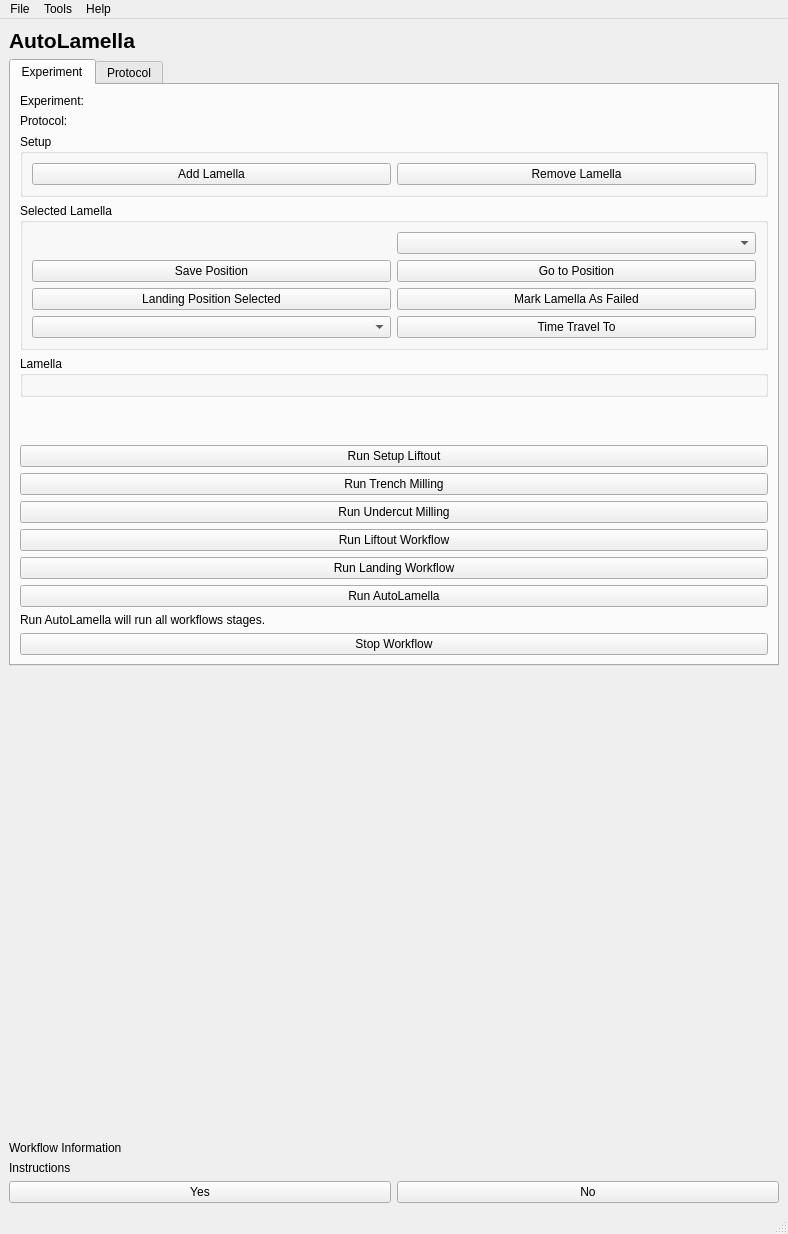
DeMarcoLab/autolamella, file autolamella/ui/qt/AutoLamellaUI.ui: the form before one commit.
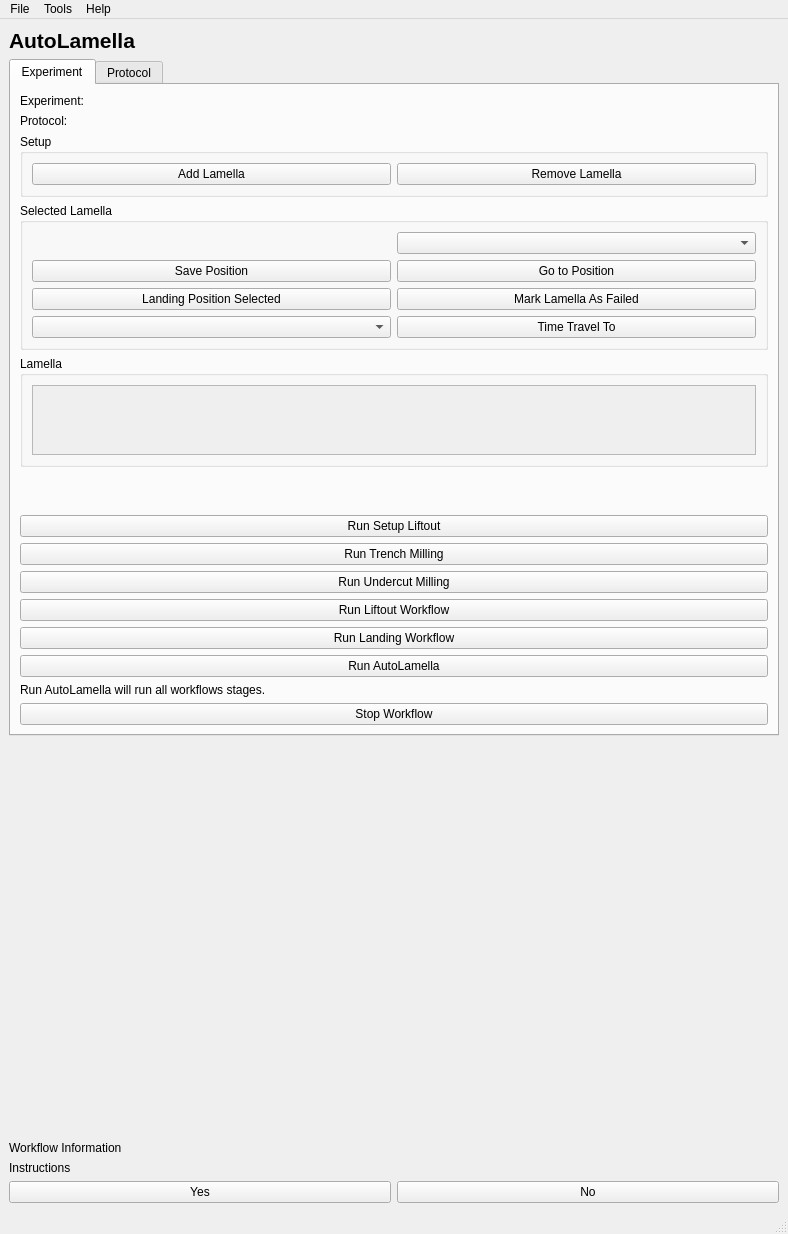
The form after the commit.

Commit message: [fix] display issues for autolamella

What changed in the file:
```diff
--- a/autolamella/ui/qt/AutoLamellaUI.ui
+++ b/autolamella/ui/qt/AutoLamellaUI.ui
@@ -88,7 +88,88 @@
         <string>Experiment</string>
        </attribute>
        <layout class="QGridLayout" name="gridLayout_3">
-        <item row="10" column="0" colspan="2">
+        <item row="12" column="0" colspan="2">
+         <widget class="QPushButton" name="pushButton_run_serial_liftout_landing">
+          <property name="text">
+           <string>Run Landing Workflow</string>
+          </property>
+         </widget>
+        </item>
+        <item row="0" column="0" colspan="2">
+         <widget class="QLabel" name="label_experiment_name">
+          <property name="text">
+           <string>Experiment:</string>
+          </property>
+         </widget>
+        </item>
+        <item row="36" column="0" colspan="2">
+         <widget class="QPushButton" name="pushButton_stop_workflow">
+          <property name="text">
+           <string>Stop Workflow</string>
+          </property>
+         </widget>
+        </item>
+        <item row="7" column="0" colspan="2">
+         <spacer name="verticalSpacer">
+          <property name="orientation">
+           <enum>Qt::Vertical</enum>
+          </property>
+          <property name="sizeHint" stdset="0">
+           <size>
+            <width>20</width>
+            <height>40</height>
+           </size>
+          </property>
+         </spacer>
+        </item>
+        <item row="13" column="0" colspan="2">
+         <widget class="QPushButton" name="pushButton_run_setup_autolamella">
+          <property name="text">
+           <string>Run AutoLamella</string>
+          </property>
+         </widget>
+        </item>
+        <item row="2" column="0" colspan="2">
+         <widget class="QGroupBox" name="groupBox_setup">
+          <property name="title">
+           <string>Setup</string>
+          </property>
+          <layout class="QGridLayout" name="gridLayout_5">
+           <item row="0" column="0">
+            <widget class="QPushButton" name="pushButton_add_lamella">
+             <property name="text">
+              <string>Add Lamella</string>
+             </property>
+            </widget>
+           </item>
+           <item row="0" column="1">
+            <widget class="QPushButton" name="pushButton_remove_lamella">
+             <property name="styleSheet">
+              <string notr="true"/>
+             </property>
+             <property name="text">
+              <string>Remove Lamella</string>
+             </property>
+            </widget>
+           </item>
+          </layout>
+         </widget>
+        </item>
+        <item row="8" column="0" colspan="2">
+         <widget class="QPushButton" name="pushButton_setup_autoliftout">
+          <property name="text">
+           <string>Run Setup Liftout</string>
+          </property>
+         </widget>
+        </item>
+        <item row="1" column="0" colspan="2">
+         <widget class="QLabel" name="label_protocol_name">
+          <property name="text">
+           <string>Protocol:</string>
+          </property>
+         </widget>
+        </item>
+        <item row="11" column="0" colspan="2">
          <widget class="QPushButton" name="pushButton_run_autoliftout">
           <property name="text">
            <string>Run Liftout Workflow</string>
@@ -164,21 +245,7 @@
           </layout>
          </widget>
         </item>
-        <item row="0" column="0" colspan="2">
-         <widget class="QLabel" name="label_experiment_name">
-          <property name="text">
-           <string>Experiment:</string>
-          </property>
-         </widget>
-        </item>
-        <item row="12" column="0" colspan="2">
-         <widget class="QPushButton" name="pushButton_run_setup_autolamella">
-          <property name="text">
-           <string>Run AutoLamella</string>
-          </property>
-         </widget>
-        </item>
-        <item row="8" column="0" colspan="2">
+        <item row="9" column="0" colspan="2">
          <widget class="QPushButton" name="pushButton_run_waffle_trench">
           <property name="text">
            <string>Run Trench Milling</string>
@@ -191,95 +258,65 @@
           </property>
          </widget>
         </item>
-        <item row="9" column="0" colspan="2">
+        <item row="10" column="0" colspan="2">
          <widget class="QPushButton" name="pushButton_run_waffle_undercut">
           <property name="text">
            <string>Run Undercut Milling</string>
           </property>
          </widget>
         </item>
-        <item row="7" column="0" colspan="2">
-         <widget class="QPushButton" name="pushButton_setup_autoliftout">
-          <property name="text">
-           <string>Run Setup Liftout</string>
-          </property>
-         </widget>
-        </item>
-        <item row="35" column="0" colspan="2">
-         <widget class="QPushButton" name="pushButton_stop_workflow">
-          <property name="text">
-           <string>Stop Workflow</string>
-          </property>
-         </widget>
-        </item>
-        <item row="11" column="0" colspan="2">
-         <widget class="QPushButton" name="pushButton_run_serial_liftout_landing">
-          <property name="text">
-           <string>Run Landing Workflow</string>
-          </property>
-         </widget>
-        </item>
-        <item row="2" column="0" colspan="2">
-         <widget class="QGroupBox" name="groupBox_setup">
-          <property name="title">
-           <string>Setup</string>
-          </property>
-          <layout class="QGridLayout" name="gridLayout_5">
-           <item row="0" column="0">
-            <widget class="QPushButton" name="pushButton_add_lamella">
-             <property name="text">
-              <string>Add Lamella</string>
-             </property>
-            </widget>
-           </item>
-           <item row="0" column="1">
-            <widget class="QPushButton" name="pushButton_remove_lamella">
-             <property name="styleSheet">
-              <string notr="true"/>
-             </property>
-             <property name="text">
-              <string>Remove Lamella</string>
-             </property>
-            </widget>
-           </item>
-          </layout>
-         </widget>
-        </item>
-        <item row="13" column="0">
+        <item row="14" column="0">
          <widget class="QLabel" name="label_run_autolamella_info">
           <property name="text">
            <string>Run AutoLamella will run all workflows stages.</string>
           </property>
          </widget>
         </item>
-        <item row="1" column="0" colspan="2">
-         <widget class="QLabel" name="label_protocol_name">
-          <property name="text">
-           <string>Protocol:</string>
-          </property>
-         </widget>
-        </item>
-        <item row="6" column="0" colspan="2">
-         <spacer name="verticalSpacer">
-          <property name="orientation">
-           <enum>Qt::Vertical</enum>
-          </property>
-          <property name="sizeHint" stdset="0">
-           <size>
-            <width>20</width>
-            <height>40</height>
-           </size>
-          </property>
-         </spacer>
-        </item>
         <item row="5" column="0" colspan="2">
          <widget class="QGroupBox" name="groupBox_lamella">
+          <property name="sizePolicy">
+           <sizepolicy hsizetype="Expanding" vsizetype="Expanding">
+            <horstretch>0</horstretch>
+            <verstretch>0</verstretch>
+           </sizepolicy>
+          </property>
           <property name="title">
            <string>Lamella</string>
           </property>
           <layout class="QGridLayout" name="gridLayout_6">
            <item row="0" column="0">
-            <layout class="QGridLayout" name="gridLayout_lamella_info"/>
+            <widget class="QScrollArea" name="scrollArea_lamella_info">
+             <property name="sizePolicy">
+              <sizepolicy hsizetype="MinimumExpanding" vsizetype="Expanding">
+               <horstretch>0</horstretch>
+               <verstretch>0</verstretch>
+              </sizepolicy>
+             </property>
+             <property name="horizontalScrollBarPolicy">
+              <enum>Qt::ScrollBarAlwaysOff</enum>
+             </property>
+             <property name="sizeAdjustPolicy">
+              <enum>QAbstractScrollArea::AdjustToContents</enum>
+             </property>
+             <property name="widgetResizable">
+              <bool>true</bool>
+             </property>
+             <widget class="QWidget" name="scrollAreaWidgetContents_2">
+              <property name="geometry">
+               <rect>
+                <x>0</x>
+                <y>0</y>
+                <width>722</width>
+                <height>68</height>
+               </rect>
+              </property>
+              <layout class="QGridLayout" name="gridLayout_8">
+               <item row="0" column="0">
+                <layout class="QGridLayout" name="gridLayout_lamella_info"/>
+               </item>
+              </layout>
+             </widget>
+            </widget>
            </item>
           </layout>
          </widget>
```
Left out of the diff: 9 changed lines with no effect on the pictures. The commit also changes 3 other files.
